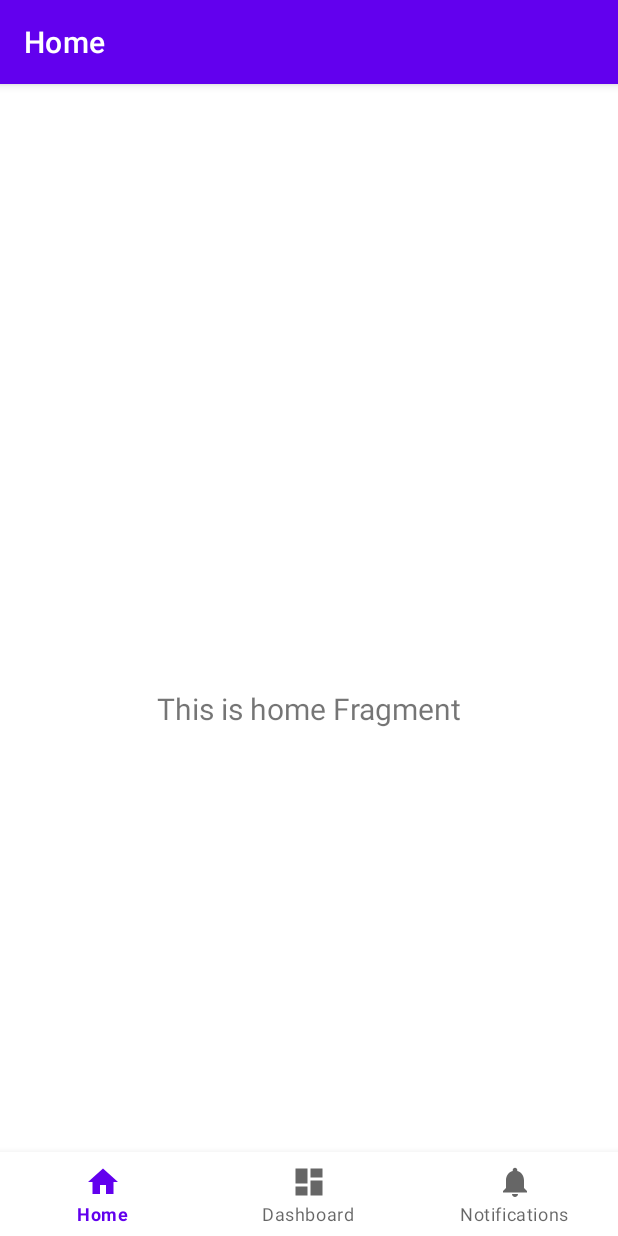
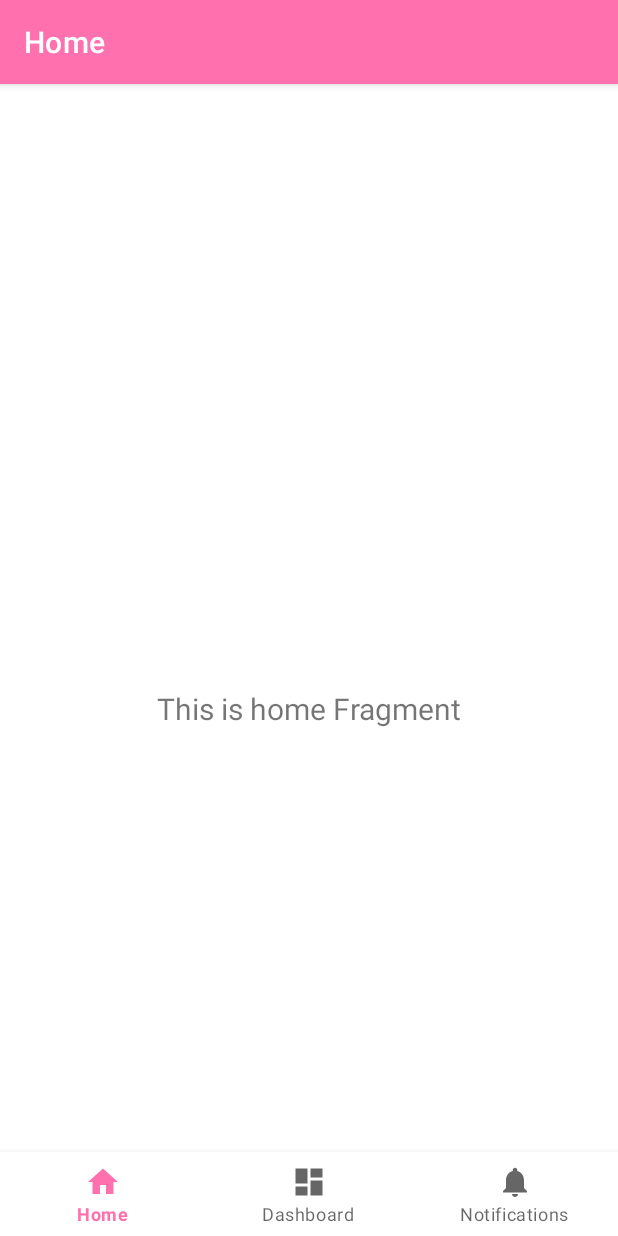
Before and after one commit to AndyNuzzi/RemindMeInfo, an Android app: the screen it shows after launch (MainActivity), on a phone screen of 412 x 824 dp. Run offline under Robolectric (Android 15) with nearby library versions, the phone set to English and light mode, and no system bars; our stand-ins replace navigation-ui.

Commit message:
changing color pallette

```diff
--- a/app/src/main/res/values-night/themes.xml
+++ b/app/src/main/res/values-night/themes.xml
@@ -1,16 +1,16 @@
 <resources xmlns:tools="http://schemas.android.com/tools">
-    <!-- Base application theme. -->
+    <!--Baseapplicationtheme.-->
     <style name="Theme.RemindMeInfo" parent="Theme.MaterialComponents.DayNight.DarkActionBar">
-        <!-- Primary brand color. -->
-        <item name="colorPrimary">@color/purple_200</item>
-        <item name="colorPrimaryVariant">@color/purple_700</item>
+        <!--Primarybrandcolor.-->
+        <item name="colorPrimary">@color/blue</item>
+        <item name="colorPrimaryVariant">@color/purple</item>
         <item name="colorOnPrimary">@color/black</item>
-        <!-- Secondary brand color. -->
-        <item name="colorSecondary">@color/teal_200</item>
-        <item name="colorSecondaryVariant">@color/teal_200</item>
+        <!--Secondarybrandcolor.-->
+        <item name="colorSecondary">@color/orange</item>
+        <item name="colorSecondaryVariant">@color/gray</item>
         <item name="colorOnSecondary">@color/black</item>
-        <!-- Status bar color. -->
+        <!--Statusbarcolor.-->
         <item name="android:statusBarColor">?attr/colorPrimaryVariant</item>
-        <!-- Customize your theme here. -->
+        <!--Customizeyourthemehere.-->
     </style>
 </resources>
--- a/app/src/main/res/values/colors.xml
+++ b/app/src/main/res/values/colors.xml
@@ -1,10 +1,10 @@
 <?xml version="1.0" encoding="utf-8"?>
 <resources>
-    <color name="purple_200">#FFBB86FC</color>
-    <color name="purple_500">#FF6200EE</color>
-    <color name="purple_700">#FF3700B3</color>
-    <color name="teal_200">#FF03DAC5</color>
-    <color name="teal_700">#FF018786</color>
-    <color name="black">#FF000000</color>
+    <color name="blue">#40BAFB</color>
+    <color name="pink">#FE70AE</color>
+    <color name="purple">#9A7DFE</color>
+    <color name="orange">#F6854F</color>
+    <color name="gray">#6A6969</color>
+    <color name="black">#000000</color>
     <color name="white">#FFFFFFFF</color>
 </resources>
--- a/app/src/main/res/values/themes.xml
+++ b/app/src/main/res/values/themes.xml
@@ -1,16 +1,16 @@
 <resources xmlns:tools="http://schemas.android.com/tools">
-    <!-- Base application theme. -->
+    <!--Baseapplicationtheme.-->
     <style name="Theme.RemindMeInfo" parent="Theme.MaterialComponents.DayNight.DarkActionBar">
-        <!-- Primary brand color. -->
-        <item name="colorPrimary">@color/purple_500</item>
-        <item name="colorPrimaryVariant">@color/purple_700</item>
+        <!--Primarybrandcolor.-->
+        <item name="colorPrimary">@color/pink</item>
+        <item name="colorPrimaryVariant">@color/purple</item>
         <item name="colorOnPrimary">@color/white</item>
-        <!-- Secondary brand color. -->
-        <item name="colorSecondary">@color/teal_200</item>
-        <item name="colorSecondaryVariant">@color/teal_700</item>
+            <!--Secondarybrandcolor.-->
+        <item name="colorSecondary">@color/orange</item>
+        <item name="colorSecondaryVariant">@color/gray</item>
         <item name="colorOnSecondary">@color/black</item>
-        <!-- Status bar color. -->
+            <!--Statusbarcolor.-->
         <item name="android:statusBarColor">?attr/colorPrimaryVariant</item>
-        <!-- Customize your theme here. -->
+            <!--Customizeyourthemehere.-->
     </style>
 </resources>
```
